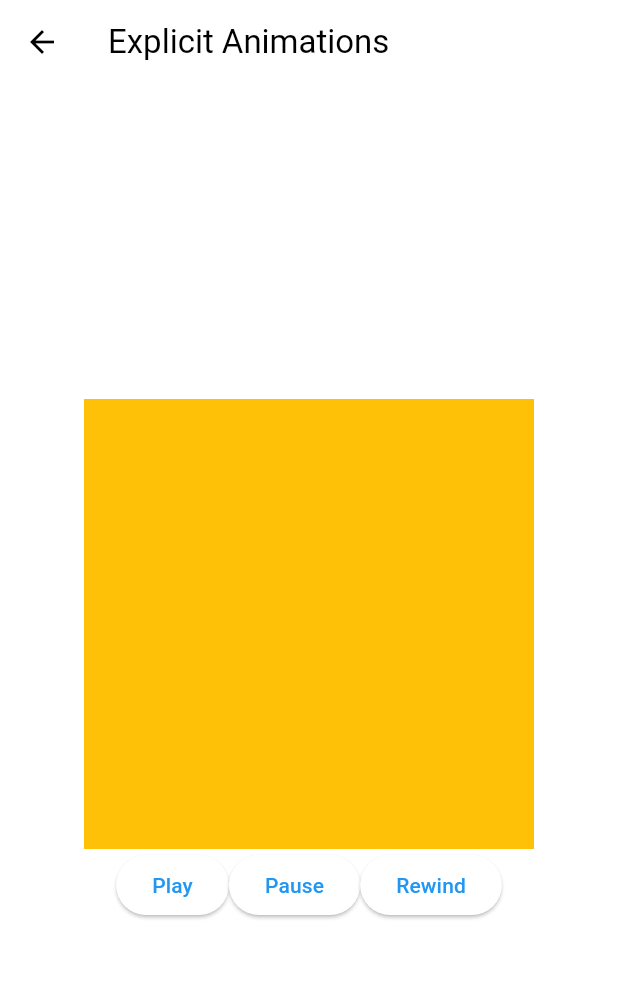
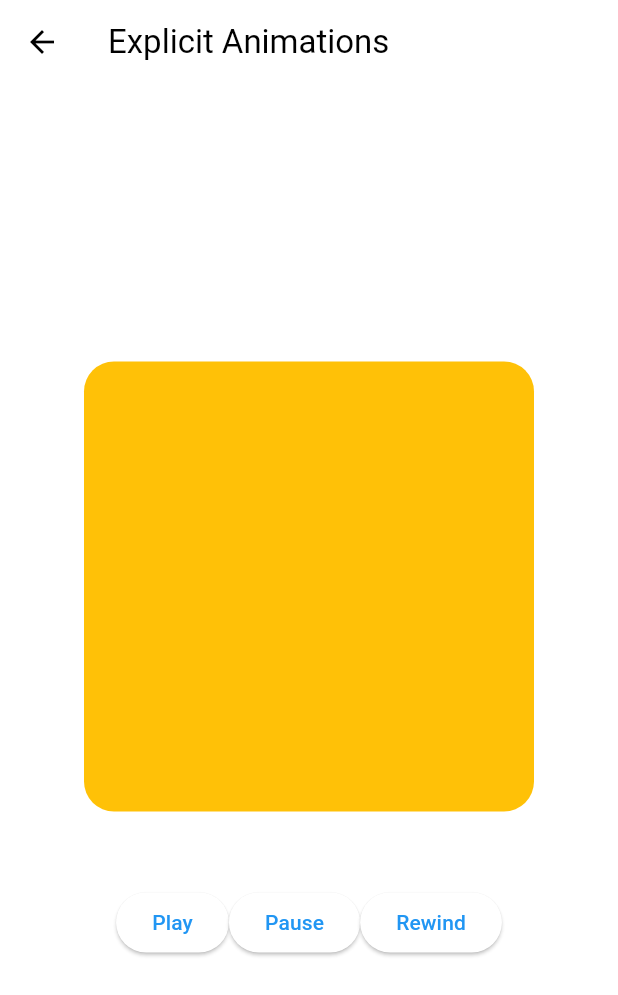
Before and after one commit to daveg7lee/flutter_animations_masterclass, a Flutter app: the ExplicitAnimationsScreen screen opened directly, on a phone screen of 412 x 824 dp. Shown: the top 995 px of the screen. Run offline on Flutter 3.47's test engine with Material 2 defaults, Android fonts, the phone set to English and light mode, and no system bars.

Commit message:
Explicit Widgets

```diff
--- a/lib/screens/explicit_animations_screen.dart
+++ b/lib/screens/explicit_animations_screen.dart
@@ -15,10 +15,22 @@ class _ExplicitAnimationsScreenState extends State<ExplicitAnimationsScreen>
     duration: const Duration(seconds: 2),
   );
 
-  late final Animation<Color?> _color = ColorTween(
-    begin: Colors.amber,
-    end: Colors.red,
+  late final Animation<Decoration> _decoration = DecorationTween(
+    begin: BoxDecoration(
+      color: Colors.amber,
+      borderRadius: BorderRadius.circular(20),
+    ),
+    end: BoxDecoration(
+      color: Colors.red,
+      borderRadius: BorderRadius.circular(120),
+    ),
   ).animate(_animationController);
+
+  late final Animation<double> _rotation =
+      Tween(begin: 0.0, end: 0.5).animate(_animationController);
+
+  late final Animation<double> _scale =
+      Tween(begin: 1.0, end: 1.2).animate(_animationController);
 
   void _play() {
     _animationController.forward();
@@ -33,6 +45,12 @@ class _ExplicitAnimationsScreenState extends State<ExplicitAnimationsScreen>
   }
 
   @override
+  void dispose() {
+    _animationController.dispose();
+    super.dispose();
+  }
+
+  @override
   Widget build(BuildContext context) {
     return Scaffold(
       appBar: AppBar(
@@ -42,13 +60,22 @@ class _ExplicitAnimationsScreenState extends State<ExplicitAnimationsScreen>
         child: Column(
           mainAxisAlignment: MainAxisAlignment.center,
           children: [
-            AnimatedBuilder(
-                animation: _color,
-                builder: (context, child) => Container(
-                      color: _color.value,
-                      width: 300,
-                      height: 300,
-                    )),
+            ScaleTransition(
+              scale: _scale,
+              child: RotationTransition(
+                turns: _rotation,
+                child: DecoratedBoxTransition(
+                  decoration: _decoration,
+                  child: const SizedBox(
+                    width: 300,
+                    height: 300,
+                  ),
+                ),
+              ),
+            ),
+            const SizedBox(
+              height: 50,
+            ),
             Row(
               mainAxisAlignment: MainAxisAlignment.center,
               children: [
```
